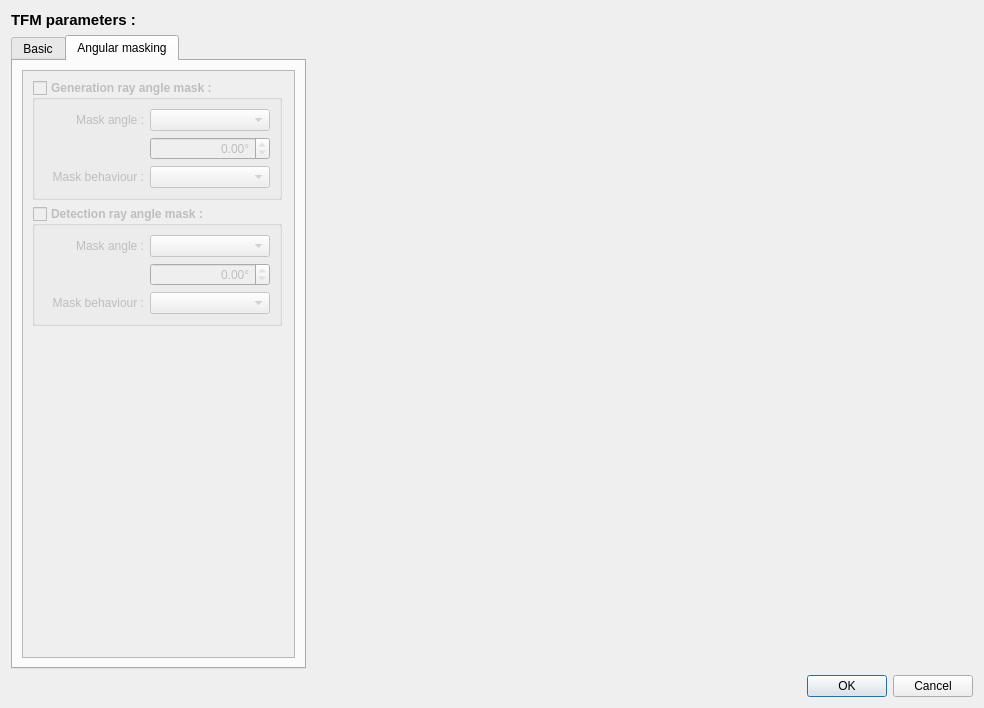
Old version of the form qtdesigner/dialogs/dialog_tfm_parameters_fmclp.ui in the repository MatthewRiding/Chorus.
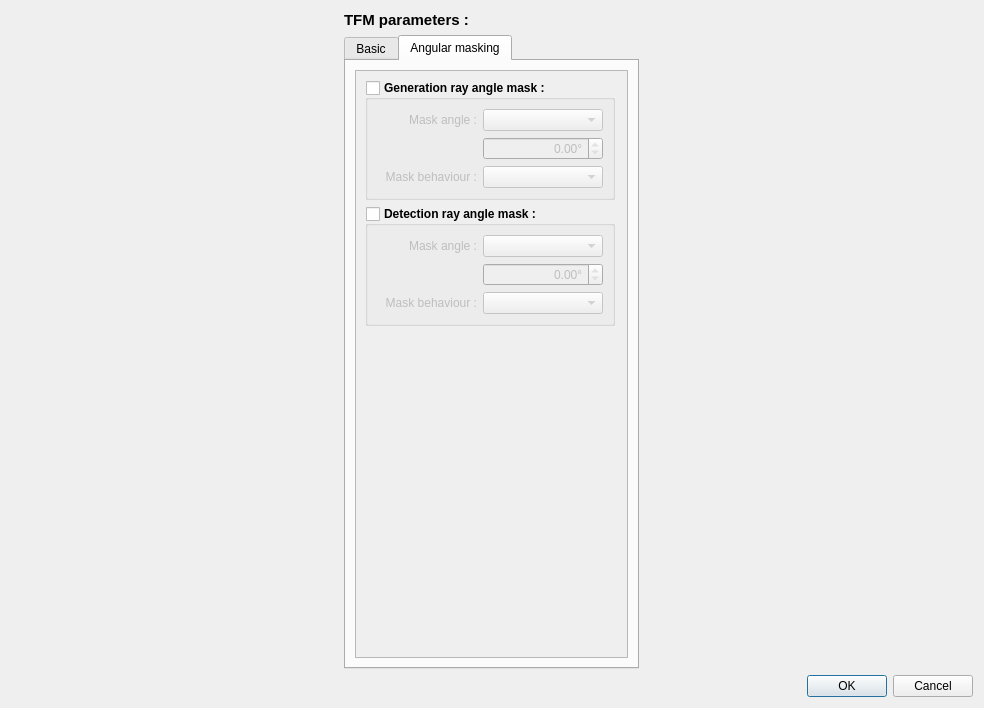
New version of the form. The open tabs and pages were chosen to show the change.

```diff
--- a/qtdesigner/dialogs/dialog_tfm_parameters_fmclp.ui
+++ b/qtdesigner/dialogs/dialog_tfm_parameters_fmclp.ui
@@ -878,7 +878,7 @@
                <item>
                 <widget class="QGroupBox" name="groupBox_mask_gen">
                  <property name="enabled">
-                  <bool>false</bool>
+                  <bool>true</bool>
                  </property>
                  <property name="sizePolicy">
                   <sizepolicy hsizetype="Maximum" vsizetype="Maximum">
@@ -1015,7 +1015,7 @@
                <item>
                 <widget class="QGroupBox" name="groupBox_mask_det">
                  <property name="enabled">
-                  <bool>false</bool>
+                  <bool>true</bool>
                  </property>
                  <property name="sizePolicy">
                   <sizepolicy hsizetype="Maximum" vsizetype="Maximum">
@@ -1172,16 +1172,6 @@
        </item>
       </layout>
      </item>
-     <item>
-      <widget class="QWidget" name="widget_2" native="true">
-       <property name="sizePolicy">
-        <sizepolicy hsizetype="Expanding" vsizetype="Expanding">
-         <horstretch>0</horstretch>
-         <verstretch>0</verstretch>
-        </sizepolicy>
-       </property>
-      </widget>
-     </item>
     </layout>
    </item>
    <item>
```
Left out of the diff: 2 changed lines with no effect on the pictures.
